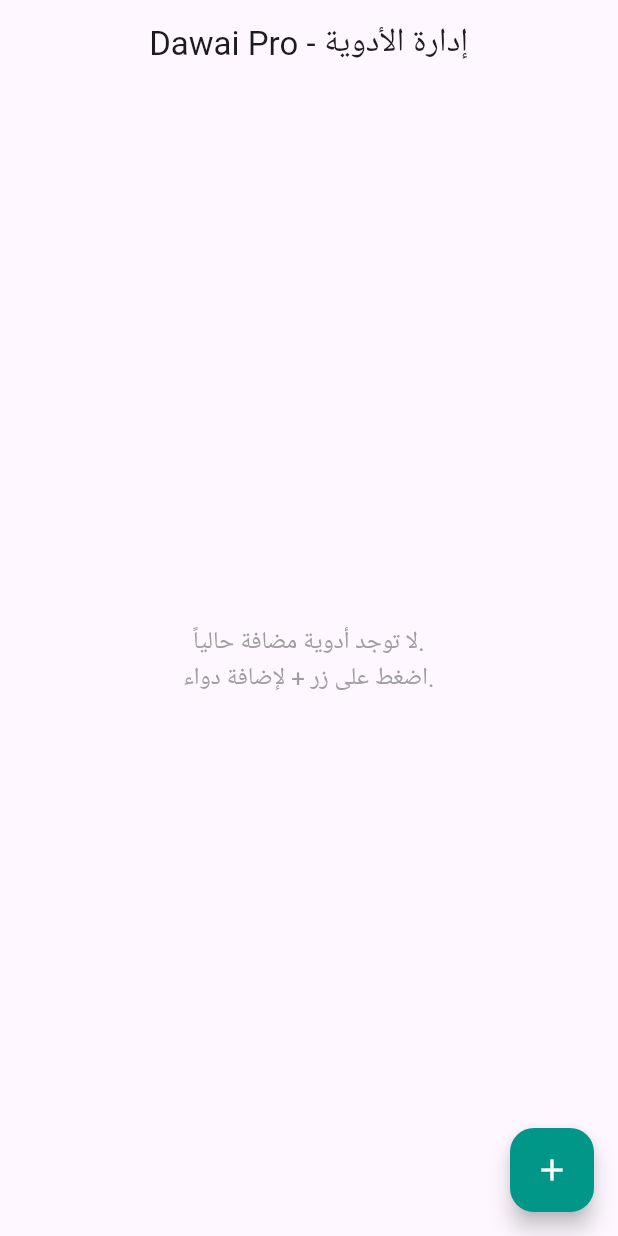
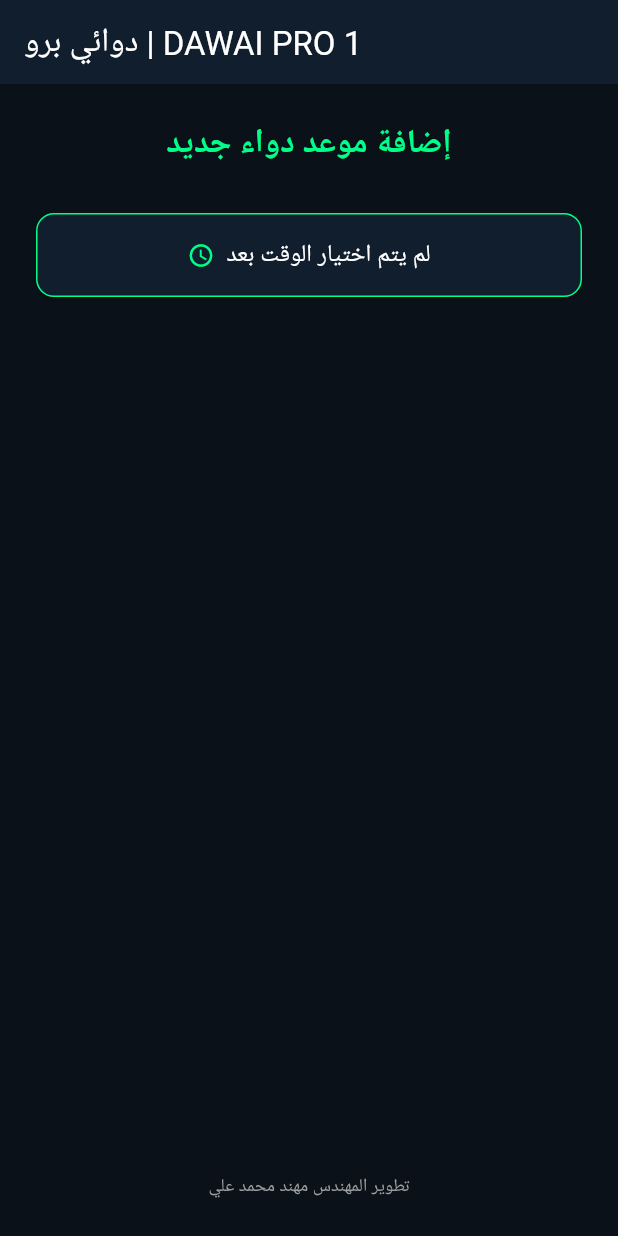
Before and after one commit to mohanadmd375-md/dawai-pro1, a Flutter app: the screen it shows after launch, on a phone screen of 412 x 824 dp. Run offline on Flutter 3.47's test engine with Material 3 defaults, Android fonts, the phone set to English and light mode, and no system bars; our stand-ins replace flutter_local_notifications, sqflite, timezone; accounts and stored records are empty.

Commit message:
Update main.dart

```diff
--- a/lib/main.dart
+++ b/lib/main.dart
@@ -1,12 +1,6 @@
 import 'package:flutter/material.dart';
-import 'database_helper.dart';
-import 'alarm_service.dart';
 
-void main() async {
-  WidgetsFlutterBinding.ensureInitialized();
-
-  await AlarmService.init();
-
+void main() {
   runApp(const DawaiProApp());
 }
 
@@ -16,163 +10,114 @@ class DawaiProApp extends StatelessWidget {
   @override
   Widget build(BuildContext context) {
     return MaterialApp(
-      title: 'Dawai Pro',
-      theme: ThemeData(
-        primarySwatch: Colors.teal,
-        useMaterial3: true,
+      title: 'DAWAI PRO 1',
+      debugShowCheckedModeBanner: false,
+      theme: ThemeData.dark().copyWith(
+        scaffoldBackgroundColor: const Color(0xFF0A1118),
+        colorScheme: const ColorScheme.dark(
+          primary: Color(0xFF00FF88), // أخضر زمردي
+          surface: Color(0xFF111E2E), // كحلي فاخر
+        ),
       ),
-      home: const HomeScreen(),
-      debugShowCheckedModeBanner: false,
+      home: const AddMedicineScreen(),
     );
   }
 }
 
-class HomeScreen extends StatefulWidget {
-  const HomeScreen({super.key});
+class AddMedicineScreen extends StatefulWidget {
+  const AddMedicineScreen({super.key});
 
   @override
-  State<HomeScreen> createState() => _HomeScreenState();
+  State<AddMedicineScreen> createState() => _AddMedicineScreenState();
 }
 
-class _HomeScreenState extends State<HomeScreen> {
-  List _medications = [];
+class _AddMedicineScreenState extends State<AddMedicineScreen> {
+  String _selectedTimeText = "لم يتم اختيار الوقت بعد";
+  TimeOfDay? _selectedTime;
 
-  final TextEditingController _nameController = TextEditingController();
-  final TextEditingController _dosageController = TextEditingController();
-  final TextEditingController _timeController = TextEditingController();
-  final TextEditingController _notesController = TextEditingController();
-
-  @override
-  void initState() {
-    super.initState();
-    _loadMedications();
-  }
-
-  Future _loadMedications() async {
-    final data = await DatabaseHelper.instance.queryAllMedications();
-    setState(() {
-      _medications = data;
-    });
-  }
-
-  Future _addMedication() async {
-    if (_nameController.text.isEmpty || _dosageController.text.isEmpty) {
-      return;
-    }
-
-    final row = {
-      'name': _nameController.text,
-      'dosage': _dosageController.text,
-      'time': _timeController.text.isEmpty ? '08:00 AM' : _timeController.text,
-      'notes': _notesController.text,
-    };
-
-    await DatabaseHelper.instance.insertMedication(row);
-
-    await AlarmService.showInstantNotification(
-      'تمت إضافة دواء جديد',
-      'دواء: ${_nameController.text} (${_dosageController.text})',
-    );
-
-    _nameController.clear();
-    _dosageController.clear();
-    _timeController.clear();
-    _notesController.clear();
-
-    _loadMedications();
-    Navigator.pop(context);
-  }
-
-  Future _deleteMedication(int id) async {
-    await DatabaseHelper.instance.deleteMedication(id);
-    _loadMedications();
-  }
-
-  void _showAddDialog() {
-    showDialog(
+  // دالة اختيار الوقت بدون إدخال يدوي
+  Future<void> _pickMedicineTime(BuildContext context) async {
+    final TimeOfDay? picked = await showTimePicker(
       context: context,
-      builder: (context) {
-        return AlertDialog(
-          title: const Text('إضافة دواء جديد'),
-          content: SingleChildScrollView(
-            child: Column(
-              mainAxisSize: MainAxisSize.min,
-              children: [
-                TextField(
-                  controller: _nameController,
-                  decoration: const InputDecoration(labelText: 'اسم الدواء'),
-                ),
-                TextField(
-                  controller: _dosageController,
-                  decoration: const InputDecoration(labelText: 'الجرعة (مثال: حبة واحدة)'),
-                ),
-                TextField(
-                  controller: _timeController,
-                  decoration: const InputDecoration(labelText: 'وقت التناول (مثال: 08:00 AM)'),
-                ),
-                TextField(
-                  controller: _notesController,
-                  decoration: const InputDecoration(labelText: 'ملاحظات'),
-                ),
-              ],
+      initialTime: TimeOfDay.now(),
+      builder: (context, child) {
+        return Theme(
+          data: ThemeData.dark().copyWith(
+            colorScheme: const ColorScheme.dark(
+              primary: Color(0xFF00FF88),
+              surface: Color(0xFF111E2E),
             ),
           ),
-          actions: [
-            TextButton(
-              onPressed: () => Navigator.pop(context),
-              child: const Text('إلغاء'),
-            ),
-            ElevatedButton(
-              onPressed: _addMedication,
-              child: const Text('حفظ'),
-            ),
-          ],
+          child: child!,
         );
       },
     );
+
+    if (picked != null) {
+      setState(() {
+        _selectedTime = picked;
+        _selectedTimeText = picked.format(context);
+      });
+    }
   }
 
   @override
   Widget build(BuildContext context) {
     return Scaffold(
       appBar: AppBar(
-        title: const Text('Dawai Pro - إدارة الأدوية'),
-        centerTitle: true,
+        title: const Text('دوائي برو | DAWAI PRO 1'),
+        backgroundColor: const Color(0xFF111E2E),
+        elevation: 0,
       ),
-      body: _medications.isEmpty
-          ? const Center(
+      body: Padding(
+        padding: const EdgeInsets.all(24.0),
+        child: Column(
+          crossAxisAlignment: CrossAxisAlignment.stretch,
+          children: [
+            const Text(
+              'إضافة موعد دواء جديد',
+              style: TextStyle(
+                fontSize: 22,
+                fontWeight: FontWeight.bold,
+                color: Color(0xFF00FF88),
+              ),
+              textAlign: TextAlign.center,
+            ),
+            const SizedBox(height: 30),
+
+            // زر اختيار الوقت بصرياً
+            ElevatedButton.icon(
+              onPressed: () => _pickMedicineTime(context),
+              icon: const Icon(Icons.access_time, color: Color(0xFF00FF88)),
+              label: Text(
+                _selectedTimeText,
+                style: const TextStyle(fontSize: 16, color: Colors.white),
+              ),
+              style: ElevatedButton.styleFrom(
+                backgroundColor: const Color(0xFF111E2E),
+                padding: const EdgeInsets.symmetric(vertical: 16),
+                shape: RoundedRectangleBorder(
+                  borderRadius: BorderRadius.circular(12),
+                  side: const BorderSide(color: Color(0xFF00FF88), width: 1),
+                ),
+              ),
+            ),
+
+            const Spacer(),
+
+            // حقوق التطوير المهنية
+            const Center(
               child: Text(
-                'لا توجد أدوية مضافة حالياً.\nاضغط على زر + لإضافة دواء.',
-                textAlign: TextAlign.center,
-                style: TextStyle(fontSize: 16, color: Colors.grey),
+                'تطوير المهندس مهند محمد علي',
+                style: TextStyle(
+                  color: Colors.grey,
+                  fontSize: 12,
+                  fontWeight: FontWeight.w500,
+                ),
               ),
-            )
-          : ListView.builder(
-              itemCount: _medications.length,
-              itemBuilder: (context, index) {
-                final med = _medications[index];
-                return Card(
-                  margin: const EdgeInsets.symmetric(horizontal: 12, vertical: 6),
-                  child: ListTile(
-                    leading: const CircleAvatar(
-                      backgroundColor: Colors.teal,
-                      child: Icon(Icons.medical_services, color: Colors.white),
-                    ),
-                    title: Text(med['name'] ?? '', style: const TextStyle(fontWeight: FontWeight.bold)),
-                    subtitle: Text('الجرعة: ${med['dosage']} | الوقت: ${med['time']}\nملاحظات: ${med['notes']}'),
-                    isThreeLine: true,
-                    trailing: IconButton(
-                      icon: const Icon(Icons.delete, color: Colors.red),
-                      onPressed: () => _deleteMedication(med['id']),
-                    ),
-                  ),
-                );
-              },
             ),
-      floatingActionButton: FloatingActionButton(
-        onPressed: _showAddDialog,
-        backgroundColor: Colors.teal,
-        child: const Icon(Icons.add, color: Colors.white),
+          ],
+        ),
       ),
     );
   }
```
